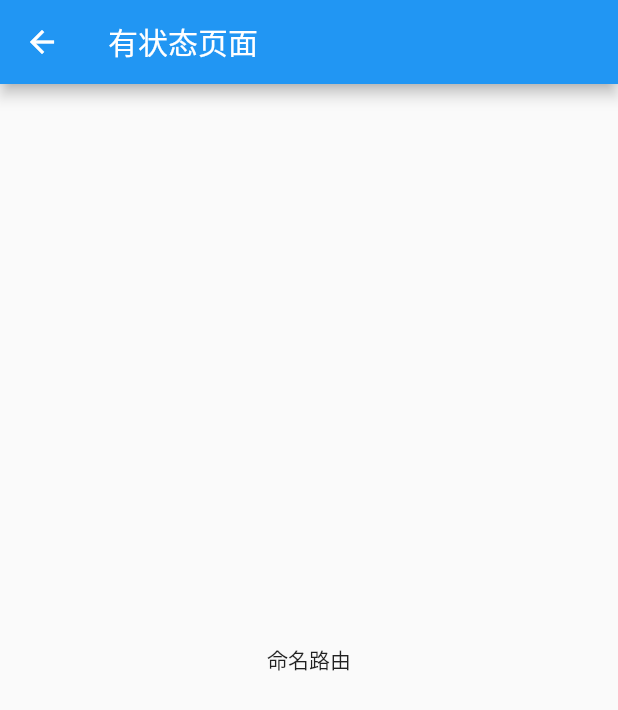
After one commit to WuJinLi/flutterDemo, a Flutter app: the BottomBar screen opened directly, after a tap on "命名路由，有状态页面", on a phone screen of 412 x 824 dp. The commit adds this screen. Shown: the top 710 px of the screen. Run offline on Flutter 3.47's test engine with Material 2 defaults, Android fonts, the phone set to English and light mode, and no system bars.

Commit message:
添加顶部导航栏；完善路由跳转返回

```diff
--- a/lib/main.dart
+++ b/lib/main.dart
@@ -12,6 +12,7 @@ class MyApp extends StatelessWidget {
     return MaterialApp(
       title: "flutter",
 //      home: BottomBar(),
+    debugShowCheckedModeBanner: false,
       onGenerateRoute: onGenerateRoute,
       initialRoute: "/",
     );
--- a/lib/pages/bottom_tabs.dart
+++ b/lib/pages/bottom_tabs.dart
@@ -6,20 +6,25 @@ import 'package:flutter_learn/pages/tabs/mine_page.dart';
 
 /*****************************BottomNavigattionBar底部导航栏******************************/
 class BottomBar extends StatefulWidget {
+  var index;
+  BottomBar({this.index});
   @override
-  _BottomBarState createState() => _BottomBarState();
+  _BottomBarState createState() => _BottomBarState(index);
 }
 
 class _BottomBarState extends State<BottomBar> {
   int currentIndex = 0;
   List list=[HomePage(),CategroyPage(),SettingsPage(),MinePage()];
 
+  _BottomBarState(index){
+    this.currentIndex=index;
+  }
   @override
   Widget build(BuildContext context) {
     return Scaffold(
-      appBar: AppBar(
-        title: Text("Flutter Demo"),
-      ),
+//      appBar: AppBar(
+////        title: Text("Flutter Demo"),
+//      ),
       bottomNavigationBar: BottomNavigationBar(
         items: [
           BottomNavigationBarItem(icon: Icon(Icons.home), title: Text("首页"),),
--- /dev/null
+++ b/lib/pages/page/name_route_page.dart
@@ -0,0 +1,20 @@
+import 'package:flutter/material.dart';
+
+class NameRoutePage extends StatefulWidget {
+  @override
+  State<StatefulWidget> createState() => _NameRouteState();
+}
+
+class _NameRouteState extends State<NameRoutePage> {
+  @override
+  Widget build(BuildContext context) {
+    return Scaffold(
+      appBar: AppBar(
+        title: Text("有状态页面"),
+      ),
+      body: Center(
+        child: Text("命名路由"),
+      ),
+    );
+  }
+}
--- a/lib/pages/tabs/home_page.dart
+++ b/lib/pages/tabs/home_page.dart
@@ -9,7 +9,11 @@ class HomePage extends StatefulWidget {
 class _HomeState extends State<HomePage> {
   @override
   Widget build(BuildContext context) {
-    return Center(
+    return Scaffold(
+      appBar: AppBar(
+        title: Text("主页"),
+      ),
+      body: Center(
           child: Column(
             mainAxisAlignment: MainAxisAlignment.start,
             crossAxisAlignment: CrossAxisAlignment.start,
@@ -42,8 +46,22 @@ class _HomeState extends State<HomePage> {
                     ),
                   )
                 ],
+              ),
+              Row(
+                children: <Widget>[
+                  Expanded(
+                    flex: 1,
+                    child: RaisedButton(
+                      onPressed: () {
+                        Navigator.pushNamed(context, "/name_route_page");
+                      },
+                      child: Text("命名路由，有状态页面"),
+                    ),
                   )
                 ],
-    ));
+              )
+            ],
+          )),
+    );
   }
 }
--- a/lib/pages/tabs/mine_page.dart
+++ b/lib/pages/tabs/mine_page.dart
@@ -1,6 +1,8 @@
 import 'package:flutter/material.dart';
 
-
+/**
+ * 注册业务是实现中，完成注册时实现直接跳转到根地址
+ */
 class MinePage extends StatefulWidget {
   @override
   _MineState createState() => _MineState();
@@ -9,8 +11,40 @@ class MinePage extends StatefulWidget {
 class _MineState extends State<MinePage> {
   @override
   Widget build(BuildContext context) {
-    return Center(
-      child: Text("我的"),
+    return Scaffold(
+      appBar: AppBar(
+        title: Text("我的"),
+      ),
+      body: Center(
+        child: Container(
+          child: Column(
+            children: <Widget>[
+              Row(
+                children: <Widget>[
+                  Expanded(
+                      child: RaisedButton(
+                    onPressed: () {
+                      Navigator.pushNamed(context, "/login"); //命名路由进行页面的跳转
+                    },
+                    child: Text("登陆"),
+                  )),
+                ],
+              ),
+              Row(
+                children: <Widget>[
+                  Expanded(
+                      child: RaisedButton(
+                    onPressed: () {
+                      Navigator.pushNamed(context, "/register_frist_page");
+                    },
+                    child: Text("注册"),
+                  ))
+                ],
+              )
+            ],
+          ),
+        ),
+      ),
     );
   }
 }
```
Also changed, not shown: lib/pages/page/login/login_page.dart (added, +48 -0 lines), lib/pages/page/registe/register_frist_page.dart (added, +44 -0 lines), lib/pages/page/registe/register_secound_page.dart (added, +44 -0 lines), lib/pages/page/registe/register_third_page.dart (added, +44 -0 lines), lib/pages/tabs/categroy_page.dart (+6 -1 lines), lib/pages/tabs/setting_spage.dart (+65 -4 lines), lib/routes/routes_config.dart (+10 -1 lines). Lines whose indentation alone changed are shown as unchanged.
